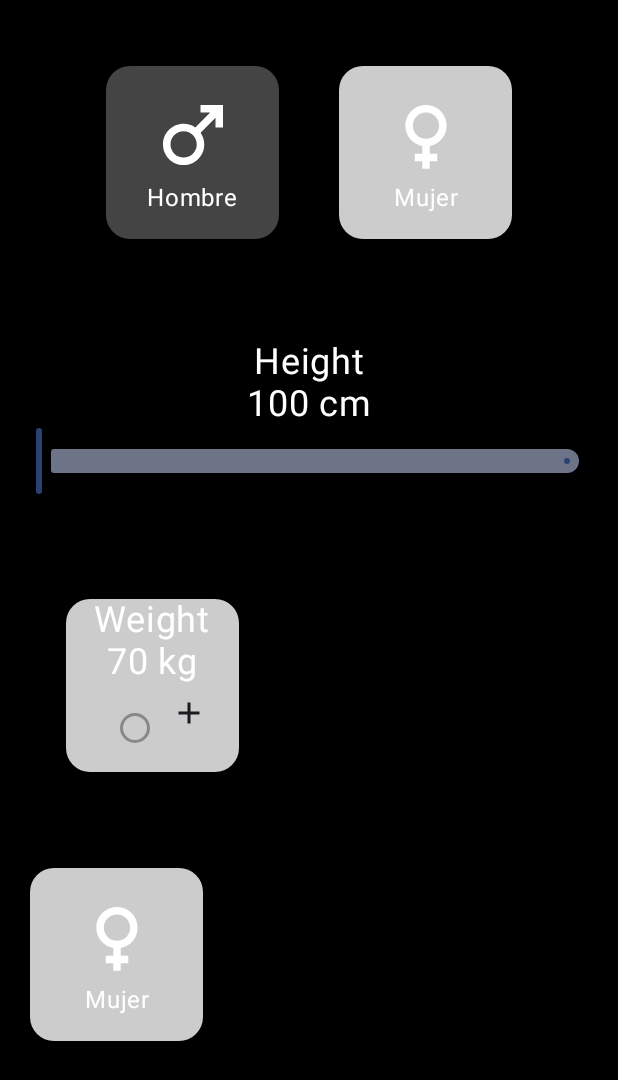
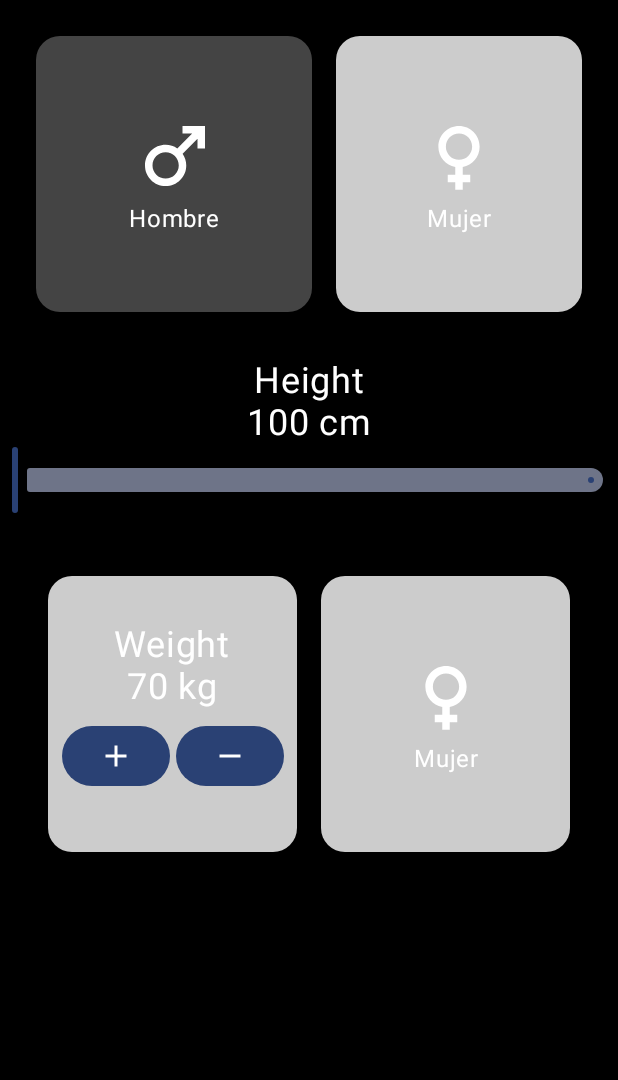
Before and after one commit to veselin0/IMCAppJetpackCompose, an Android app built with Jetpack Compose: the screen it shows after launch (MainActivity), on a phone screen of 412 x 824 dp. Shown: the top 1080 px of the screen. Run offline under Robolectric (Android 15) with nearby library versions, the phone set to English and light mode, and no system bars.

Commit message:
Still problems with buttons with icons

```diff
--- a/app/src/main/java/com/example/imcappjetpackcompose/Screen1EnterData.kt
+++ b/app/src/main/java/com/example/imcappjetpackcompose/Screen1EnterData.kt
@@ -1,7 +1,10 @@
 package com.example.imcappjetpackcompose
 
+import android.media.Image
 import android.util.Log
+import android.widget.Button
 import android.widget.Toast
+import androidx.compose.foundation.Image
 import androidx.compose.foundation.background
 import androidx.compose.foundation.clickable
 import androidx.compose.foundation.layout.Arrangement
@@ -13,6 +16,7 @@ import androidx.compose.foundation.layout.fillMaxSize
 import androidx.compose.foundation.layout.fillMaxWidth
 import androidx.compose.foundation.layout.height
 import androidx.compose.foundation.layout.padding
+import androidx.compose.foundation.layout.size
 import androidx.compose.foundation.layout.width
 import androidx.compose.foundation.shape.RoundedCornerShape
 import androidx.compose.material.icons.Icons
@@ -31,8 +35,11 @@ import androidx.compose.ui.Alignment
 import androidx.compose.ui.Modifier
 import androidx.compose.ui.graphics.Color
 import androidx.compose.ui.graphics.Outline
+import androidx.compose.ui.graphics.painter.Painter
+import androidx.compose.ui.modifier.modifierLocalConsumer
 import androidx.compose.ui.platform.LocalContext
 import androidx.compose.ui.res.painterResource
+import androidx.compose.ui.semantics.Role.Companion.Image
 import androidx.compose.ui.tooling.preview.Preview
 import androidx.compose.ui.unit.dp
 import androidx.compose.ui.unit.sp
@@ -55,15 +62,15 @@ fun Screen1EnterData() {
         Row(
             Modifier
                 .fillMaxWidth()
-                .padding(24.dp), horizontalArrangement = Arrangement.Center
+                .padding(16.dp), horizontalArrangement = Arrangement.Center
 
         ) {
             Box(
                 modifier = Modifier
 //                    .weight(1f)
-                    .width(155.dp)
-                    .height(155.dp)
-                    .padding(20.dp)
+                    .width(200.dp)
+                    .height(200.dp)
+                    .padding(8.dp)
                     .background(backgroundColorMale, RoundedCornerShape(16.dp))
                     .clickable {
                         backgroundColorMale =
@@ -96,9 +103,9 @@ fun Screen1EnterData() {
             Box(
                 modifier = Modifier
 //                    .weight(1f)
-                    .width(155.dp)
-                    .height(155.dp)
-                    .padding(20.dp)
+                    .width(200.dp)
+                    .height(200.dp)
+                    .padding(8.dp)
                     .background(backgroundColorFemale, RoundedCornerShape(16.dp))
                     .clickable {
                         backgroundColorFemale =
@@ -132,7 +139,7 @@ fun Screen1EnterData() {
         Row(
             Modifier
                 .fillMaxWidth()
-                .padding(24.dp)
+                .padding(8.dp)
         ) {
             Column(horizontalAlignment = Alignment.CenterHorizontally) {
                 var sliderValue by remember {
@@ -163,10 +170,10 @@ fun Screen1EnterData() {
         ) {
             Box(
                 modifier = Modifier
-//                    .weight(1f)
-                    .width(155.dp)
-                    .height(155.dp)
-                    .padding(20.dp)
+                    .weight(1f)
+                    .width(200.dp)
+                    .height(200.dp)
+                    .padding(8.dp)
                     .background(Color.LightGray, RoundedCornerShape(16.dp)),
                 contentAlignment = Alignment.Center
             ) {
@@ -183,53 +190,32 @@ fun Screen1EnterData() {
                         horizontalArrangement = Arrangement.Center,
 //                        verticalAlignment = Alignment.CenterVertically
                     ) {
-                        RadioButton(
-                            selected = false,
-                            onClick = { /*TODO*/ },
-                            enabled = false,
-                            colors = RadioButtonDefaults.colors(
-                                selectedColor = Color.Red,
-                                unselectedColor = Color.Yellow,
-//                                disabledColor = Color.Green
-
+                        Button(onClick = { /*TODO*/ }, modifier = Modifier.padding(end = 4.dp)) {
+                            Image(
+                                painter = painterResource(id = R.drawable.baseline_add_24),
+                                contentDescription = "Icon",
+                                modifier = Modifier.size(24.dp)
                             )
+                        }
+                        Button(onClick = { /*TODO*/ }) {
+                            Image(
+                                painter = painterResource(id = R.drawable.baseline_remove_24),
+                                contentDescription = "Icon",
+                                modifier = Modifier.size(24.dp)
                             )
-                        Icon(painter = painterResource(R.drawable.baseline_add_24), contentDescription = "Icon Plus")
                         }
                     }
-//                    Icon(
-//                        painter = painterResource(R.drawable.baseline_male_24),
-//                        contentDescription = "male icon",
-//                        tint = Color.White,
-//                        modifier = Modifier
-//                            .width(60.dp)
-//                            .height(60.dp)
-//                    )
-//                    Text(text = "Hombre", color = Color.White)
                 }
 
             }
-
             Box(
                 modifier = Modifier
-//                    .weight(1f)
-                .width(155.dp)
-                .height(155.dp)
-                .padding(20.dp)
-                .background(backgroundColorFemale, RoundedCornerShape(16.dp))
-                .clickable {
-                    backgroundColorFemale =
-                        if (backgroundColorFemale == Color.LightGray && backgroundColorMale == Color.DarkGray) {
-                            Color.DarkGray
-                        } else {
-                            Color.LightGray
-                        }
-                    backgroundColorMale = if (backgroundColorMale == Color.LightGray) {
-                        Color.DarkGray
-                    } else {
-                        Color.LightGray
-                    }
-                }, contentAlignment = Alignment.Center
+                    .weight(1f)
+                    .width(200.dp)
+                    .height(200.dp)
+                    .padding(8.dp)
+                    .background(backgroundColorFemale, RoundedCornerShape(16.dp)),
+                contentAlignment = Alignment.Center
             ) {
                 Column(horizontalAlignment = Alignment.CenterHorizontally) {
                     Icon(
@@ -247,6 +233,10 @@ fun Screen1EnterData() {
 
         }
 
+
+
+    }
+
     @Composable
     fun MySpacer(size: Int) {
         Spacer(modifier = Modifier.height(size.dp))
--- a/app/src/main/res/drawable/baseline_add_24.xml
+++ b/app/src/main/res/drawable/baseline_add_24.xml
@@ -1,4 +1,4 @@
-<vector android:height="24dp" android:tint="#000000"
+<vector android:height="24dp" android:tint="#FFFFFF"
     android:viewportHeight="24" android:viewportWidth="24"
     android:width="24dp" xmlns:android="http://schemas.android.com/apk/res/android">
     <path android:fillColor="@android:color/white" android:pathData="M19,13h-6v6h-2v-6H5v-2h6V5h2v6h6v2z"/>
--- a/app/src/main/res/drawable/baseline_remove_24.xml
+++ b/app/src/main/res/drawable/baseline_remove_24.xml
@@ -1,4 +1,4 @@
-<vector android:height="24dp" android:tint="#000000"
+<vector android:height="24dp" android:tint="#FFFFFF"
     android:viewportHeight="24" android:viewportWidth="24"
     android:width="24dp" xmlns:android="http://schemas.android.com/apk/res/android">
     <path android:fillColor="@android:color/white" android:pathData="M19,13H5v-2h14v2z"/>
```
Lines whose indentation alone changed are shown as unchanged.
